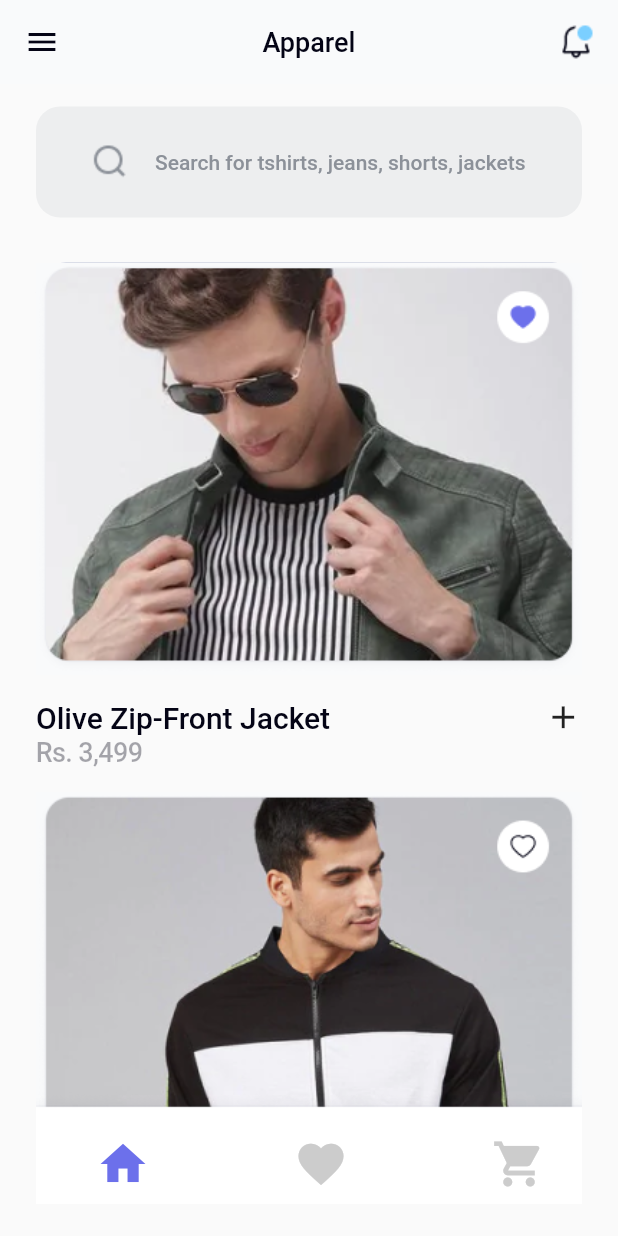
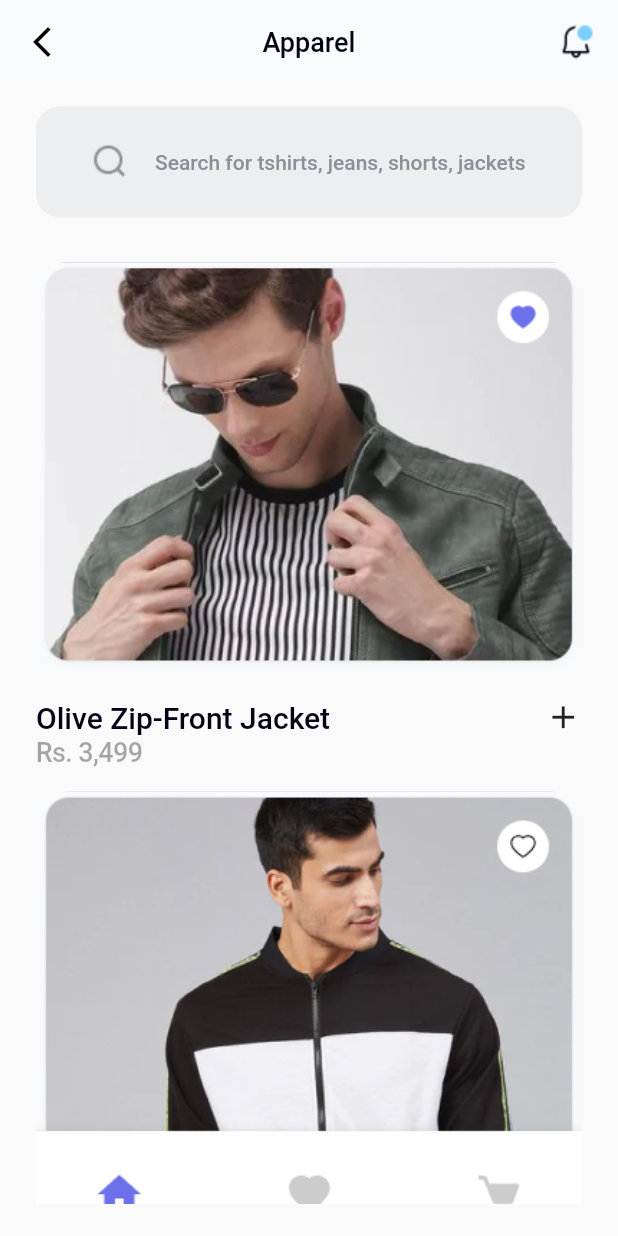
Before and after one commit to MohamedElhosaraty/task_project, a Flutter app: the Home2_Screen screen opened directly, on a phone screen of 412 x 824 dp. Run offline on Flutter 3.47's test engine with Material 2 defaults, Android fonts, the phone set to English and light mode, and no system bars; our stand-ins replace firebase_auth, firebase_core; accounts and stored records are empty.

Commit message:
Khaled Edite

```diff
--- a/lib/cart.dart
+++ b/lib/cart.dart
@@ -15,7 +15,6 @@ class _Cart_ScreenState extends State<Cart_Screen> {
       appBar: AppBar(
         backgroundColor: Color(0xffF9FAFB),
         elevation: 0,
-        leading: Icon(Icons.arrow_back,color: Color(0xff040415),),
         title: Text(
           "Cart",style: TextStyle(
           color: Color(0xff040415),fontWeight: FontWeight.w500,fontSize: 18,
@@ -27,7 +26,8 @@ class _Cart_ScreenState extends State<Cart_Screen> {
         ],
 
       ),
-      body: Padding(
+      body: SingleChildScrollView(
+        child: Padding(
           padding: const EdgeInsets.symmetric(horizontal: 24),
           child: Column(
             children: [
@@ -364,6 +364,7 @@ class _Cart_ScreenState extends State<Cart_Screen> {
             ],
           ),
         ),
+      ),
     );
   }
 }
--- a/lib/details.dart
+++ b/lib/details.dart
@@ -17,7 +17,10 @@ class _Details_ScreenState extends State<Details_Screen> {
         backgroundColor: Colors.white,
         leading: Padding(
           padding: const EdgeInsets.only(left: 24),
-          child: Icon(Icons.arrow_back,color: Color(0xff040415),),
+          child: IconButton(onPressed: (){
+            Navigator.pop(context);
+          },
+              icon: (Icon(Icons.arrow_back,color: Color(0xff040415),))),
         ),
         actions: [
           Padding(
--- a/lib/home2.dart
+++ b/lib/home2.dart
@@ -17,15 +17,10 @@ class _Home2_ScreenState extends State<Home2_Screen> {
           elevation: 0,
           backgroundColor: Color(0xffF9FAFB),
           leading: IconButton(
-            onPressed: () {
-              Navigator.pushReplacement(
-                  context,
-                  MaterialPageRoute(
-                    builder: (context) => Categories_Screen(),
-                  ));
-            },
-            icon: (Icon(Icons.menu)),
-            color: Color(0xff040415), ),
+              onPressed: (){
+                Navigator.pop(context);
+              }, icon: Icon(Icons.arrow_back_ios_new,
+          color: Colors.black,)),
           title: Text(
             "Apparel",
             style: TextStyle(
@@ -74,7 +69,12 @@ class _Home2_ScreenState extends State<Home2_Screen> {
                 SizedBox(
                   height: 30,
                 ),
-                Stack(
+                InkWell(
+                  onTap: (){
+                    Navigator.push(context, MaterialPageRoute(
+                        builder: (context) => Details_Screen(),));
+                  },
+                  child: Stack(
                     children: [
                       Container(
                         width: 366,
@@ -87,6 +87,7 @@ class _Home2_ScreenState extends State<Home2_Screen> {
                       Image.asset("assets/images/man6.png",fit: BoxFit.cover),
 
                     ],
+                  ),
                 ),
                 SizedBox(
                   height: 16,
@@ -120,23 +121,6 @@ class _Home2_ScreenState extends State<Home2_Screen> {
                       ),
                     ),
                     Image.asset("assets/images/man7.png",fit: BoxFit.cover),
-                    Positioned(
-                        top: 200,
-                        child: Image.asset("assets/images/bottonna.png"),),
-                    Positioned(
-                      top: 230,
-                      child: Row(
-                        children: [
-                          SizedBox(width: 40,),
-                          Icon(Icons.home,size: 36,color: Color(0xff6c70eb),),
-                          SizedBox(width: 96,),
-                          Icon(Icons.favorite,size: 36,color: Color(0xffCCCCCC),),
-                          SizedBox(width: 96,),
-                          Icon(Icons.shopping_cart,size: 36,color: Color(0xffcccccc),),
-
-                        ],
-                      ),
-                    ),
 
                   ],
                 ),
--- a/lib/main.dart
+++ b/lib/main.dart
@@ -1,6 +1,7 @@
 import 'package:firebase_core/firebase_core.dart';
 import 'package:flutter/material.dart';
 import 'package:flutter/services.dart';
+import 'package:task_project/botton_bar.dart';
 import 'package:task_project/cart.dart';
 import 'package:task_project/categories.dart';
 import 'package:task_project/details.dart';
@@ -32,7 +33,7 @@ class MyApp extends StatelessWidget {
     );
     return MaterialApp(
       debugShowCheckedModeBanner: false,
-      home: Sing_Screen(),
+      home: Bottom_Bar(),
     );
   }
 }
```
Also changed, not shown: lib/botton_bar.dart (added, +57 -0 lines), lib/categories.dart (+4 -12 lines), lib/details2.dart (+5 -6 lines), lib/favourites.dart (+3 -14 lines), lib/home.dart (+10 -14 lines). Lines whose indentation alone changed are shown as unchanged.
